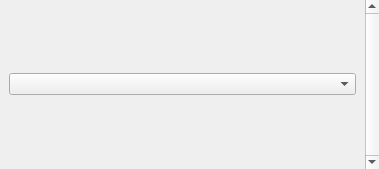
Old version of the form resources/views/TaskPanel.ui in the repository cgwire/kitsu-publisher-deprecated.
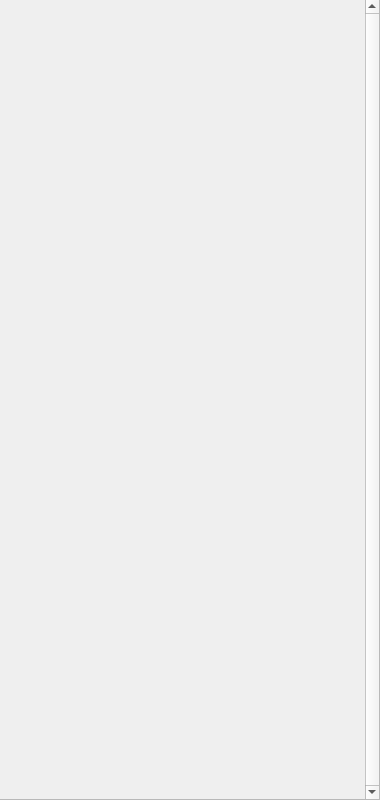
New version of the form.

Commit message: [NEW] Layout reformatting

Patch:
```diff
--- a/resources/views/TaskPanel.ui
+++ b/resources/views/TaskPanel.ui
@@ -6,12 +6,12 @@
    <rect>
     <x>0</x>
     <y>0</y>
-    <width>379</width>
-    <height>169</height>
+    <width>380</width>
+    <height>800</height>
    </rect>
   </property>
   <property name="sizePolicy">
-   <sizepolicy hsizetype="Fixed" vsizetype="Preferred">
+   <sizepolicy hsizetype="Fixed" vsizetype="Expanding">
     <horstretch>0</horstretch>
     <verstretch>0</verstretch>
    </sizepolicy>
@@ -25,15 +25,21 @@
      <x>-1</x>
      <y>-1</y>
      <width>381</width>
-     <height>171</height>
+     <height>801</height>
     </rect>
    </property>
    <property name="sizePolicy">
-    <sizepolicy hsizetype="Preferred" vsizetype="Preferred">
+    <sizepolicy hsizetype="Preferred" vsizetype="Expanding">
      <horstretch>0</horstretch>
      <verstretch>0</verstretch>
     </sizepolicy>
    </property>
+   <property name="frameShape">
+    <enum>QFrame::StyledPanel</enum>
+   </property>
+   <property name="frameShadow">
+    <enum>QFrame::Sunken</enum>
+   </property>
    <property name="verticalScrollBarPolicy">
     <enum>Qt::ScrollBarAlwaysOn</enum>
    </property>
@@ -41,31 +47,45 @@
     <enum>Qt::ScrollBarAlwaysOff</enum>
    </property>
    <property name="sizeAdjustPolicy">
-    <enum>QAbstractScrollArea::AdjustToContents</enum>
+    <enum>QAbstractScrollArea::AdjustIgnored</enum>
    </property>
    <property name="widgetResizable">
     <bool>true</bool>
    </property>
+   <property name="alignment">
+    <set>Qt::AlignCenter</set>
+   </property>
    <widget class="QWidget" name="scrollAreaWidgetContents">
     <property name="geometry">
      <rect>
       <x>0</x>
       <y>0</y>
       <width>365</width>
-      <height>169</height>
+      <height>799</height>
      </rect>
     </property>
-    <layout class="QVBoxLayout" name="verticalLayout">
-     <item>
-      <layout class="QVBoxLayout" name="task_panel_vertical_layout">
-       <property name="sizeConstraint">
-        <enum>QLayout::SetMaximumSize</enum>
-       </property>
-       <item>
-        <widget class="QComboBox" name="comboBox"/>
-       </item>
-      </layout>
-     </item>
+    <property name="sizePolicy">
+     <sizepolicy hsizetype="Preferred" vsizetype="Expanding">
+      <horstretch>0</horstretch>
+      <verstretch>0</verstretch>
+     </sizepolicy>
+    </property>
+    <layout class="QVBoxLayout" name="task_panel_vertical_layout">
+     <property name="spacing">
+      <number>0</number>
+     </property>
+     <property name="leftMargin">
+      <number>0</number>
+     </property>
+     <property name="topMargin">
+      <number>0</number>
+     </property>
+     <property name="rightMargin">
+      <number>0</number>
+     </property>
+     <property name="bottomMargin">
+      <number>0</number>
+     </property>
     </layout>
    </widget>
   </widget>
```
The commit also changes 18 other files.
